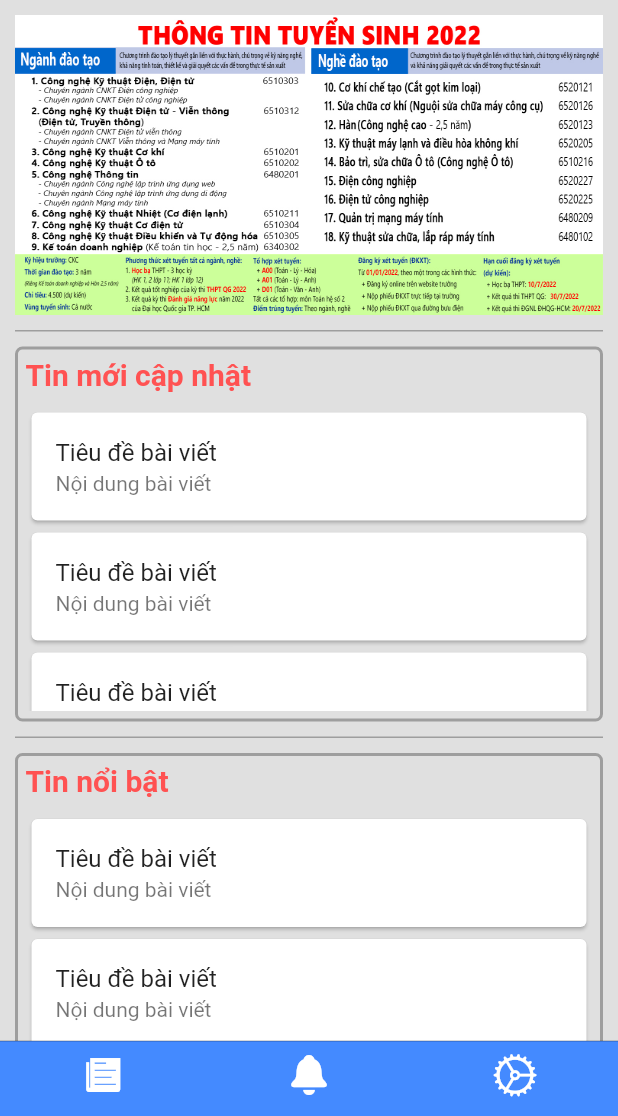
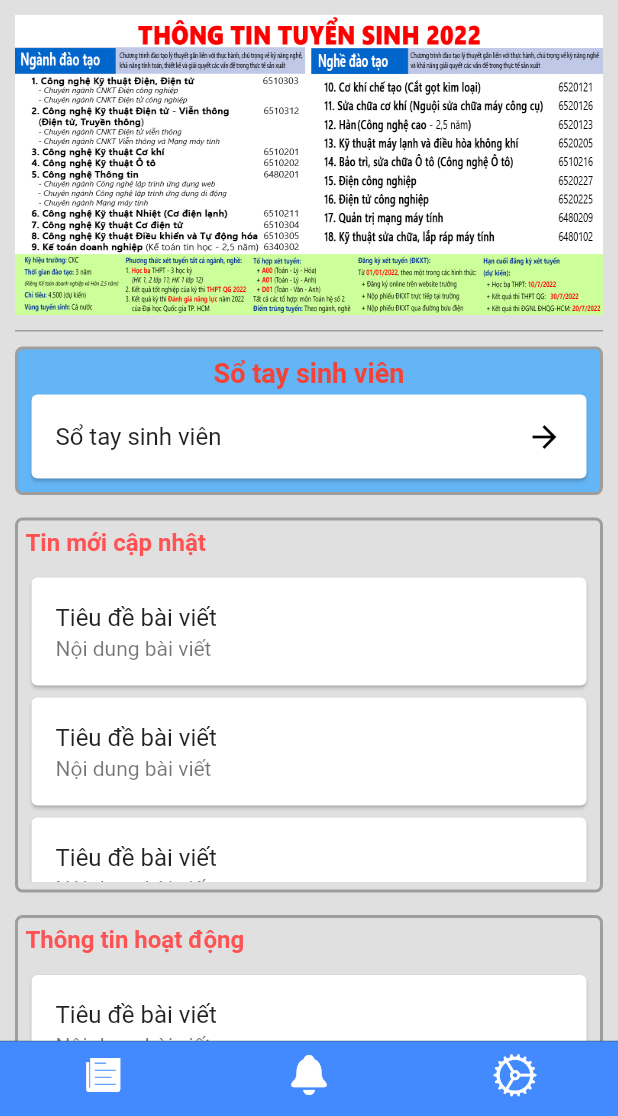
Before and after one commit to TianTruong/0306191282_0306191277, a Flutter app: the screen it shows after launch, after a tap on the "search" icon, on a phone screen of 412 x 824 dp, the part 120-1236 px from its top. Run offline on Flutter 3.47's test engine with Material 2 defaults, Android fonts, the phone set to English and light mode, and no system bars.

Commit message:
Demo UI Phòng CTCT-HSSV

```diff
--- a/src/app_tin_tuc_cao_thang/lib/home/home.dart
+++ b/src/app_tin_tuc_cao_thang/lib/home/home.dart
@@ -2,15 +2,16 @@
 
 import 'package:app_tin_tuc_cao_thang/home/news.dart';
 import 'package:app_tin_tuc_cao_thang/home/notification.dart';
+import 'package:app_tin_tuc_cao_thang/home/phongban/phongCTCT-HSSV.dart';
 import 'package:app_tin_tuc_cao_thang/home/phongban/phongHCQT.dart';
-import 'package:app_tin_tuc_cao_thang/home/phongban/phongdaotao.dart';
+import 'package:app_tin_tuc_cao_thang/home/phongban/phongDaoTao.dart';
 import 'package:app_tin_tuc_cao_thang/home/settings.dart';
 import 'package:flutter/cupertino.dart';
 import 'package:flutter/material.dart';
 
 class HomePage extends StatelessWidget {
   HomePage({Key? key}) : super(key: key);
-  var screens = const [PhongHCQT(), Noti(), Settings()];
+  var screens = const [PhongCTCT_HSSV(), Noti(), Settings()];
 
   @override
   Widget build(BuildContext context) {
--- /dev/null
+++ b/src/app_tin_tuc_cao_thang/lib/home/phongban/phongCTCT-HSSV.dart
@@ -0,0 +1,324 @@
+// ignore_for_file: avoid_unnecessary_containers, camel_case_types
+
+import 'package:flutter/material.dart';
+
+class PhongCTCT_HSSV extends StatefulWidget {
+  const PhongCTCT_HSSV({Key? key}) : super(key: key);
+
+  @override
+  State<PhongCTCT_HSSV> createState() => _PhongCTCT_HSSVState();
+}
+
+class _PhongCTCT_HSSVState extends State<PhongCTCT_HSSV> {
+
+  @override
+  Widget build(BuildContext context) {
+    _buildDR() {
+      return Padding(
+        padding: const EdgeInsets.only(top: 10, bottom: 10),
+        child: Container(
+          decoration: BoxDecoration(
+              border: Border(
+                  bottom: BorderSide(color: Colors.grey.shade500, width: 1))),
+          child: const Center(heightFactor: 1.5),
+        ),
+      );
+    }
+
+    return Scaffold(
+      backgroundColor: Colors.grey.shade300,
+      body: ListView(
+        children: [
+          Container(
+            color: Colors.blueAccent,
+            child: Padding(
+              padding: const EdgeInsets.all(10.0),
+              child: Row(
+                children: [
+                  Image.asset(
+                    'images/logo.png',
+                    cacheHeight: 60,
+                    cacheWidth: 270,
+                  ),
+                  Expanded(
+                    child: Row(
+                      mainAxisAlignment: MainAxisAlignment.spaceAround,
+                      children: [
+                        IconButton(
+                            onPressed: () {},
+                            icon: const Icon(Icons.search, size: 45)),
+                        IconButton(
+                            onPressed: () {},
+                            icon: const Icon(Icons.circle, size: 45)),
+                      ],
+                    ),
+                  ),
+                ],
+              ),
+            ),
+          ),
+          Padding(
+            padding: const EdgeInsets.all(10.0),
+            child: Column(
+              children: [
+                Container(
+                  height: 200,
+                  child: Image.asset(
+                    'images/TuyenSinh.jpg',
+                    height: 200,
+                    fit: BoxFit.fill,
+                  ),
+                ),
+                _buildDR(),
+                SoTaySinhVien(),
+                SizedBox(height: 15),
+                TinMoiCapNhat(),
+                SizedBox(height: 15),
+                TinNoiBat(),
+                _buildDR(),
+                LienHe()
+              ],
+            ),
+          ),
+        ],
+      ),
+    );
+  }
+}
+
+class SoTaySinhVien extends StatelessWidget {
+  const SoTaySinhVien({Key? key}) : super(key: key);
+
+  @override
+  Widget build(BuildContext context) {
+    return Container(
+      decoration: BoxDecoration(
+        color: Colors.blue.shade300,
+        border: Border.all(color: Colors.grey, width: 2),
+        borderRadius: BorderRadius.circular(5),
+      ),
+      child: Padding(
+        padding: const EdgeInsets.all(5.0),
+        child: Column(
+          children: const [
+            Text(
+              'Sổ tay sinh viên',
+              style: TextStyle(
+                  fontSize: 18, fontWeight: FontWeight.bold, color: Colors.red),
+            ),
+            Card(
+              child: ListTile(
+                title: Text('Sổ tay sinh viên'),
+                trailing: Icon(Icons.arrow_forward, color: Colors.black),
+              ),
+            ),
+          ],
+        ),
+      ),
+    );
+  }
+}
+
+class TinMoiCapNhat extends StatefulWidget {
+  const TinMoiCapNhat({Key? key}) : super(key: key);
+
+  @override
+  State<TinMoiCapNhat> createState() => _TinMoiCapNhatState();
+}
+
+class _TinMoiCapNhatState extends State<TinMoiCapNhat> {
+  @override
+  Widget build(BuildContext context) {
+    return Container(
+      decoration: BoxDecoration(
+        border: Border.all(color: Colors.grey, width: 2),
+        borderRadius: BorderRadius.circular(5),
+      ),
+      height: 250,
+      child: Padding(
+        padding: const EdgeInsets.all(5.0),
+        child: Column(
+          crossAxisAlignment: CrossAxisAlignment.start,
+          children: [
+            const Padding(
+              padding: EdgeInsets.only(bottom: 10.0),
+              child: Text(
+                'Tin mới cập nhật',
+                style: TextStyle(
+                    fontSize: 16,
+                    fontWeight: FontWeight.bold,
+                    color: Colors.redAccent),
+              ),
+            ),
+            Expanded(
+              child: ListView(
+                children: const [
+                  Card(
+                    child: ListTile(
+                      title: Text('Tiêu đề bài viết'),
+                      subtitle: Text('Nội dung bài viết'),
+                    ),
+                  ),
+                  Card(
+                    child: ListTile(
+                      title: Text('Tiêu đề bài viết'),
+                      subtitle: Text('Nội dung bài viết'),
+                    ),
+                  ),
+                  Card(
+                    child: ListTile(
+                      title: Text('Tiêu đề bài viết'),
+                      subtitle: Text('Nội dung bài viết'),
+                    ),
+                  ),
+                  Card(
+                    child: ListTile(
+                      title: Text('Tiêu đề bài viết'),
+                      subtitle: Text('Nội dung bài viết'),
+                    ),
+                  ),
+                  Card(
+                    child: ListTile(
+                      title: Text('Tiêu đề bài viết'),
+                      subtitle: Text('Nội dung bài viết'),
+                    ),
+                  ),
+                  Card(
+                    child: ListTile(
+                      title: Text('Tiêu đề bài viết'),
+                      subtitle: Text('Nội dung bài viết'),
+                    ),
+                  ),
+                  Card(
+                    child: ListTile(
+                      title: Text('Tiêu đề bài viết'),
+                      subtitle: Text('Nội dung bài viết'),
+                    ),
+                  ),
+                  Card(
+                    child: ListTile(
+                      title: Text('Tiêu đề bài viết'),
+                      subtitle: Text('Nội dung bài viết'),
+                    ),
+                  ),
+                ],
+              ),
+            ),
+          ],
+        ),
+      ),
+    );
+  }
+}
+
+class TinNoiBat extends StatefulWidget {
+  const TinNoiBat({Key? key}) : super(key: key);
+
+  @override
+  State<TinNoiBat> createState() => _TinNoiBatState();
+}
+
+class _TinNoiBatState extends State<TinNoiBat> {
+  @override
+  Widget build(BuildContext context) {
+    return Container(
+      decoration: BoxDecoration(
+        border: Border.all(color: Colors.grey, width: 2),
+        borderRadius: BorderRadius.circular(5),
+      ),
+      height: 250,
+      child: Padding(
+        padding: const EdgeInsets.all(5.0),
+        child: Column(
+          crossAxisAlignment: CrossAxisAlignment.start,
+          children: [
+            const Padding(
+              padding: EdgeInsets.only(bottom: 10.0),
+              child: Text(
+                'Thông tin hoạt động',
+                style: TextStyle(
+                    fontSize: 16,
+                    fontWeight: FontWeight.bold,
+                    color: Colors.redAccent),
+              ),
+            ),
+            Expanded(
+              child: ListView(
+                children: const [
+                  Card(
+                    child: ListTile(
+                      title: Text('Tiêu đề bài viết'),
+                      subtitle: Text('Nội dung bài viết'),
+                    ),
+                  ),
+                  Card(
+                    child: ListTile(
+                      title: Text('Tiêu đề bài viết'),
+                      subtitle: Text('Nội dung bài viết'),
+                    ),
+                  ),
+                  Card(
+                    child: ListTile(
+                      title: Text('Tiêu đề bài viết'),
+                      subtitle: Text('Nội dung bài viết'),
+                    ),
+                  ),
+                  Card(
+                    child: ListTile(
+                      title: Text('Tiêu đề bài viết'),
+                      subtitle: Text('Nội dung bài viết'),
+                    ),
+                  ),
+                  Card(
+                    child: ListTile(
+                      title: Text('Tiêu đề bài viết'),
+                      subtitle: Text('Nội dung bài viết'),
+                    ),
+                  ),
+                  Card(
+                    child: ListTile(
+                      title: Text('Tiêu đề bài viết'),
+                      subtitle: Text('Nội dung bài viết'),
+                    ),
+                  ),
+                  Card(
+                    child: ListTile(
+                      title: Text('Tiêu đề bài viết'),
+                      subtitle: Text('Nội dung bài viết'),
+                    ),
+                  ),
+                  Card(
+                    child: ListTile(
+                      title: Text('Tiêu đề bài viết'),
+                      subtitle: Text('Nội dung bài viết'),
+                    ),
+                  ),
+                ],
+              ),
+            ),
+          ],
+        ),
+      ),
+    );
+  }
+}
+
+class LienHe extends StatelessWidget {
+  const LienHe({Key? key}) : super(key: key);
+
+  @override
+  Widget build(BuildContext context) {
+    return Container(
+      child: Column(
+        children: const [
+          Text('Điện thoại: 028.38212360 (12)',
+              style: TextStyle(fontSize: 16, color: Colors.black)),
+          Text('Email: ctct.hssv@caothang.edu.vn',
+              style: TextStyle(fontSize: 16, color: Colors.black)),
+          Text('Website: ctct.caothang.edu.vn',
+              style: TextStyle(fontSize: 16, color: Colors.black)),
+        ],
+      ),
+    );
+  }
+}
```
